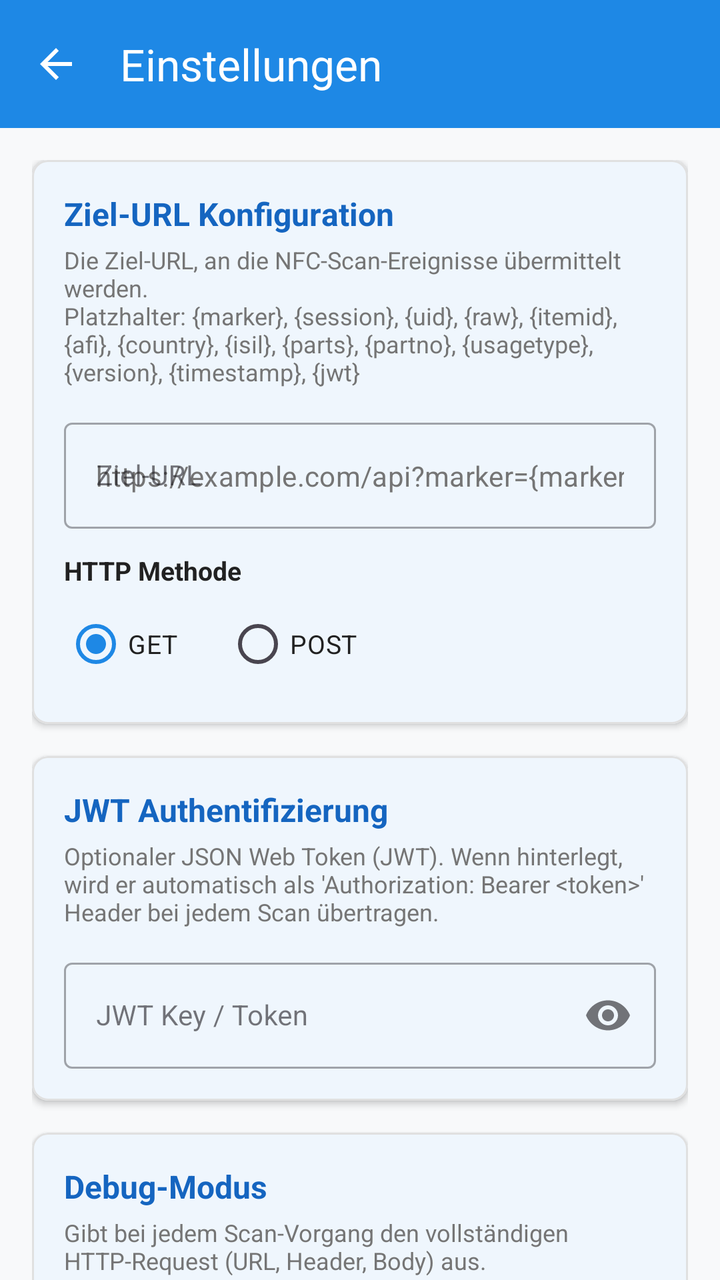
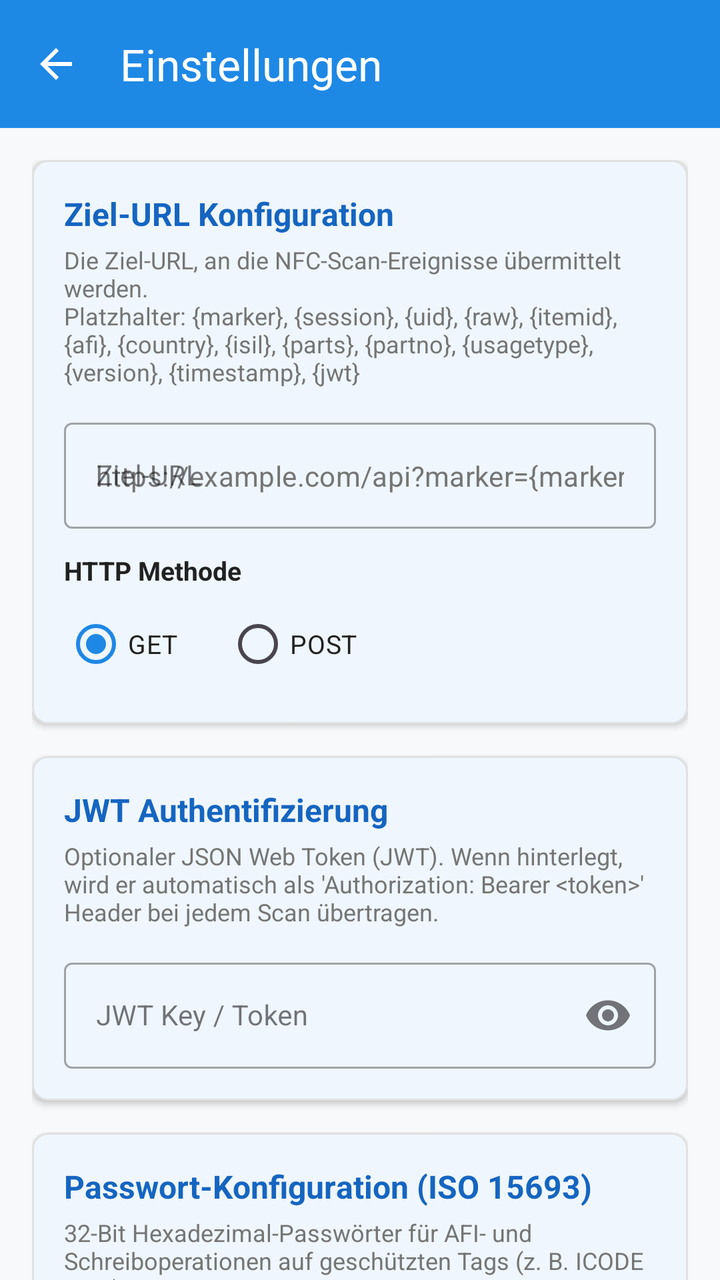

Two renders of the same Android screen: before a commit and after it. Below are the layout's source before the change and the commit's diff.
<!-- AndroidManifest.xml: application theme Theme.NfcReader -->
<!-- res/layout/activity_settings.xml -->
<?xml version="1.0" encoding="utf-8"?>
<androidx.coordinatorlayout.widget.CoordinatorLayout
    xmlns:android="http://schemas.android.com/apk/res/android"
    xmlns:app="http://schemas.android.com/apk/res-auto"
    xmlns:tools="http://schemas.android.com/tools"
    android:layout_width="match_parent"
    android:layout_height="match_parent"
    android:background="@color/background">

    <com.google.android.material.appbar.AppBarLayout
        android:layout_width="match_parent"
        android:layout_height="wrap_content"
        android:theme="@style/ThemeOverlay.MaterialComponents.Dark.ActionBar">

        <com.google.android.material.appbar.MaterialToolbar
            android:id="@+id/toolbarSettings"
            android:layout_width="match_parent"
            android:layout_height="?attr/actionBarSize"
            android:background="@color/primary"
            app:title="@string/settings_title"
            app:titleTextColor="@android:color/white"
            app:navigationIcon="?attr/homeAsUpIndicator" />

    </com.google.android.material.appbar.AppBarLayout>

    <androidx.core.widget.NestedScrollView
        android:layout_width="match_parent"
        android:layout_height="match_parent"
        app:layout_behavior="@string/appbar_scrolling_view_behavior"
        android:fillViewport="true">

        <LinearLayout
            android:layout_width="match_parent"
            android:layout_height="wrap_content"
            android:orientation="vertical"
            android:padding="16dp">

            
            <com.google.android.material.card.MaterialCardView
                android:layout_width="match_parent"
                android:layout_height="wrap_content"
                android:layout_marginBottom="16dp"
                app:cardBackgroundColor="@color/surface"
                app:cardCornerRadius="8dp"
                app:cardElevation="2dp"
                app:strokeColor="@color/card_border"
                app:strokeWidth="1dp">

                <LinearLayout
                    android:layout_width="match_parent"
                    android:layout_height="wrap_content"
                    android:orientation="vertical"
                    android:padding="16dp">

                    <TextView
                        android:layout_width="wrap_content"
                        android:layout_height="wrap_content"
                        android:text="@string/settings_target_url_section"
                        android:textColor="@color/primary_dark"
                        android:textSize="16sp"
                        android:textStyle="bold" />

                    <TextView
                        android:layout_width="match_parent"
                        android:layout_height="wrap_content"
                        android:layout_marginTop="4dp"
                        android:text="@string/settings_target_url_desc"
                        android:textColor="@color/text_secondary"
                        android:textSize="12sp" />

                    <com.google.android.material.textfield.TextInputLayout
                        android:id="@+id/tilSettingsTargetUrl"
                        style="@style/Widget.MaterialComponents.TextInputLayout.OutlinedBox"
                        android:layout_width="match_parent"
                        android:layout_height="wrap_content"
                        android:layout_marginTop="12dp"
                        android:hint="@string/target_url_label">

                        <com.google.android.material.textfield.TextInputEditText
                            android:id="@+id/etSettingsTargetUrl"
                            android:layout_width="match_parent"
                            android:layout_height="wrap_content"
                            android:hint="@string/target_url_hint"
                            android:textColor="@color/text_primary"
                            android:textColorHint="@color/text_secondary"
                            android:inputType="textUri"
                            android:textSize="14sp" />
                    </com.google.android.material.textfield.TextInputLayout>

                    <TextView
                        android:layout_width="wrap_content"
                        android:layout_height="wrap_content"
                        android:layout_marginTop="12dp"
                        android:text="@string/http_method"
                        android:textColor="@color/text_primary"
                        android:textSize="13sp"
                        android:textStyle="bold" />

                    <RadioGroup
                        android:id="@+id/rgSettingsHttpMethod"
                        android:layout_width="match_parent"
                        android:layout_height="wrap_content"
                        android:orientation="horizontal"
                        android:layout_marginTop="4dp">

                        <RadioButton
                            android:id="@+id/rbSettingsGet"
                            android:layout_width="wrap_content"
                            android:layout_height="wrap_content"
                            android:text="GET"
                            android:textColor="@color/text_primary"
                            android:checked="true"
                            android:textSize="13sp" />

                        <RadioButton
                            android:id="@+id/rbSettingsPost"
                            android:layout_width="wrap_content"
                            android:layout_height="wrap_content"
                            android:layout_marginStart="24dp"
                            android:text="POST"
                            android:textColor="@color/text_primary"
                            android:textSize="13sp" />
                    </RadioGroup>

                </LinearLayout>
            </com.google.android.material.card.MaterialCardView>

            
            <com.google.android.material.card.MaterialCardView
                android:layout_width="match_parent"
                android:layout_height="wrap_content"
                android:layout_marginBottom="16dp"
                app:cardBackgroundColor="@color/surface"
                app:cardCornerRadius="8dp"
                app:cardElevation="2dp"
                app:strokeColor="@color/card_border"
                app:strokeWidth="1dp">

                <LinearLayout
                    android:layout_width="match_parent"
                    android:layout_height="wrap_content"
                    android:orientation="vertical"
                    android:padding="16dp">

                    <TextView
                        android:layout_width="wrap_content"
                        android:layout_height="wrap_content"
                        android:text="@string/settings_jwt_section"
                        android:textColor="@color/primary_dark"
                        android:textSize="16sp"
                        android:textStyle="bold" />

                    <TextView
                        android:layout_width="match_parent"
                        android:layout_height="wrap_content"
                        android:layout_marginTop="4dp"
                        android:text="@string/settings_jwt_desc"
                        android:textColor="@color/text_secondary"
                        android:textSize="12sp" />

                    <com.google.android.material.textfield.TextInputLayout
                        android:id="@+id/tilSettingsJwtKey"
                        style="@style/Widget.MaterialComponents.TextInputLayout.OutlinedBox"
                        android:layout_width="match_parent"
                        android:layout_height="wrap_content"
                        android:layout_marginTop="12dp"
                        android:hint="@string/settings_jwt_label"
                        app:endIconMode="password_toggle">

                        <com.google.android.material.textfield.TextInputEditText
                            android:id="@+id/etSettingsJwtKey"
                            android:layout_width="match_parent"
                            android:layout_height="wrap_content"
                            android:textColor="@color/text_primary"
                            android:inputType="textPassword"
                            android:textSize="14sp" />
                    </com.google.android.material.textfield.TextInputLayout>

                </LinearLayout>
            </com.google.android.material.card.MaterialCardView>

            
            <com.google.android.material.card.MaterialCardView
                android:layout_width="match_parent"
                android:layout_height="wrap_content"
                android:layout_marginBottom="24dp"
                app:cardBackgroundColor="@color/surface"
                app:cardCornerRadius="8dp"
                app:cardElevation="2dp"
                app:strokeColor="@color/card_border"
                app:strokeWidth="1dp">

                <LinearLayout
                    android:layout_width="match_parent"
                    android:layout_height="wrap_content"
                    android:orientation="vertical"
                    android:padding="16dp">

                    <TextView
                        android:layout_width="wrap_content"
                        android:layout_height="wrap_content"
                        android:text="@string/settings_debug_section"
                        android:textColor="@color/primary_dark"
                        android:textSize="16sp"
                        android:textStyle="bold" />

                    <TextView
                        android:layout_width="match_parent"
                        android:layout_height="wrap_content"
                        android:layout_marginTop="4dp"
                        android:text="@string/settings_debug_desc"
                        android:textColor="@color/text_secondary"
                        android:textSize="12sp" />

                    <com.google.android.material.materialswitch.MaterialSwitch
                        android:id="@+id/switchSettingsDebugMode"
                        android:layout_width="match_parent"
                        android:layout_height="wrap_content"
                        android:layout_marginTop="12dp"
                        android:text="@string/settings_debug_label"
                        android:textColor="@color/text_primary"
                        android:textSize="14sp" />

                </LinearLayout>
            </com.google.android.material.card.MaterialCardView>

            
            <com.google.android.material.button.MaterialButton
                android:id="@+id/btnSaveSettings"
                android:layout_width="match_parent"
                android:layout_height="52dp"
                android:backgroundTint="@color/primary"
                android:text="@string/settings_save"
                android:textColor="@android:color/white"
                android:textSize="15sp"
                app:cornerRadius="8dp" />

            
            <TextView
                android:id="@+id/tvCopyrightNotice"
                android:layout_width="match_parent"
                android:layout_height="wrap_content"
                android:layout_marginTop="24dp"
                android:layout_marginBottom="16dp"
                android:gravity="center"
                android:text="@string/copyright_notice"
                android:textColor="@color/text_secondary"
                android:textSize="12sp" />

        </LinearLayout>
    </androidx.core.widget.NestedScrollView>

</androidx.coordinatorlayout.widget.CoordinatorLayout>
<!-- resources referenced by this layout -->
<resources>
  <color name="background">#F8F9FA</color>
  <color name="card_border">#E0E0E0</color>
  <color name="primary">#1E88E5</color>
  <color name="primary_dark">#1565C0</color>
  <color name="surface">#FFFFFF</color>
  <color name="text_primary">#212121</color>
  <color name="text_secondary">#757575</color>
  <string name="copyright_notice">© 2026 info-age GmbH, Basel\nLizenziert unter Apache License 2.0</string>
  <string name="http_method">HTTP Methode</string>
  <string name="settings_debug_desc">Gibt bei jedem Scan-Vorgang den vollständigen HTTP-Request (URL, Header, Body) aus.</string>
  <string name="settings_debug_label">HTTP-Request Debug aktivieren</string>
  <string name="settings_debug_section">Debug-Modus</string>
  <string name="settings_jwt_desc">Optionaler JSON Web Token (JWT). Wenn hinterlegt, wird er automatisch als \'Authorization: Bearer &lt;token&gt;\' Header bei jedem Scan übertragen.</string>
  <string name="settings_jwt_label">JWT Key / Token</string>
  <string name="settings_jwt_section">JWT Authentifizierung</string>
  <string name="settings_save">Speichern</string>
  <string name="settings_target_url_desc">Die Ziel-URL, an die NFC-Scan-Ereignisse übermittelt werden.\nPlatzhalter: {marker}, {session}, {uid}, {raw}, {itemid}, {afi}, {country}, {isil}, {parts}, {partno}, {usagetype}, {version}, {timestamp}, {jwt}</string>
  <string name="settings_target_url_section">Ziel-URL Konfiguration</string>
  <string name="settings_title">Einstellungen</string>
  <string name="target_url_hint">https://example.com/api?marker={marker}&amp;itemid={itemid}&amp;afi={afi}</string>
  <string name="target_url_label">Ziel-URL</string>
  <style name="Theme.NfcReader" parent="Theme.Material3.DayNight.NoActionBar">
          <item name="colorPrimary">@color/primary</item>
          <item name="colorPrimaryDark">@color/primary_dark</item>
          <item name="colorSecondary">@color/accent</item>
          <item name="colorSurface">@color/surface</item>
          <item name="android:colorBackground">@color/background</item>
          <item name="android:textColorPrimary">@color/text_primary</item>
          <item name="android:textColorSecondary">@color/text_secondary</item>
          <item name="android:statusBarColor">@color/status_bar</item>
      </style>
  <color name="accent">#00ACC1</color>
  <color name="status_bar">#1565C0</color>
</resources>

<!-- the commit's change to res/layout/activity_settings.xml (unified diff, before → after) -->
@@ -183,6 +183,102 @@
             <com.google.android.material.card.MaterialCardView
                 android:layout_width="match_parent"
                 android:layout_height="wrap_content"
+                android:layout_marginBottom="16dp"
+                app:cardBackgroundColor="@color/surface"
+                app:cardCornerRadius="8dp"
+                app:cardElevation="2dp"
+                app:strokeColor="@color/card_border"
+                app:strokeWidth="1dp">
+
+                <LinearLayout
+                    android:layout_width="match_parent"
+                    android:layout_height="wrap_content"
+                    android:orientation="vertical"
+                    android:padding="16dp">
+
+                    <TextView
+                        android:layout_width="wrap_content"
+                        android:layout_height="wrap_content"
+                        android:text="@string/settings_passwords_section"
+                        android:textColor="@color/primary_dark"
+                        android:textSize="16sp"
+                        android:textStyle="bold" />
+
+                    <TextView
+                        android:layout_width="match_parent"
+                        android:layout_height="wrap_content"
+                        android:layout_marginTop="4dp"
+                        android:text="@string/settings_passwords_desc"
+                        android:textColor="@color/text_secondary"
+                        android:textSize="12sp" />
+
+                    <com.google.android.material.materialswitch.MaterialSwitch
+                        android:id="@+id/switchSettingsUseAfiPassword"
+                        android:layout_width="match_parent"
+                        android:layout_height="wrap_content"
+                        android:layout_marginTop="12dp"
+                        android:text="@string/settings_use_afi_password_label"
+                        android:textColor="@color/text_primary"
+                        android:textSize="14sp" />
+
+                    <com.google.android.material.textfield.TextInputLayout
+                        android:id="@+id/tilSettingsAfiPassword"
+                        style="@style/Widget.MaterialComponents.TextInputLayout.OutlinedBox"
+                        android:layout_width="match_parent"
+                        android:layout_height="wrap_content"
+                        android:layout_marginTop="8dp"
+                        android:hint="@string/settings_afi_password_label">
+
+                        <com.google.android.material.textfield.TextInputEditText
+                            android:id="@+id/etSettingsAfiPassword"
+                            android:layout_width="match_parent"
+                            android:layout_height="wrap_content"
+                            android:hint="@string/settings_afi_password_hint"
+                            android:textColor="@color/text_primary"
+                            android:textColorHint="@color/text_secondary"
+                            android:inputType="textCapCharacters|textNoSuggestions"
+                            android:digits="0123456789abcdefABCDEFxX"
+                            android:maxLength="10"
+                            android:textSize="14sp" />
+                    </com.google.android.material.textfield.TextInputLayout>
+
+                    <com.google.android.material.materialswitch.MaterialSwitch
+                        android:id="@+id/switchSettingsUseWritePassword"
+                        android:layout_width="match_parent"
+                        android:layout_height="wrap_content"
+                        android:layout_marginTop="16dp"
+                        android:text="@string/settings_use_write_password_label"
+                        android:textColor="@color/text_primary"
+                        android:textSize="14sp" />
+
+                    <com.google.android.material.textfield.TextInputLayout
+                        android:id="@+id/tilSettingsWritePassword"
+                        style="@style/Widget.MaterialComponents.TextInputLayout.OutlinedBox"
+                        android:layout_width="match_parent"
+                        android:layout_height="wrap_content"
+                        android:layout_marginTop="8dp"
+                        android:hint="@string/settings_write_password_label">
+
+                        <com.google.android.material.textfield.TextInputEditText
+                            android:id="@+id/etSettingsWritePassword"
+                            android:layout_width="match_parent"
+                            android:layout_height="wrap_content"
+                            android:hint="@string/settings_write_password_hint"
+                            android:textColor="@color/text_primary"
+                            android:textColorHint="@color/text_secondary"
+                            android:inputType="textCapCharacters|textNoSuggestions"
+                            android:digits="0123456789abcdefABCDEFxX"
+                            android:maxLength="10"
+                            android:textSize="14sp" />
+                    </com.google.android.material.textfield.TextInputLayout>
+
+                </LinearLayout>
+            </com.google.android.material.card.MaterialCardView>
+
+            
+            <com.google.android.material.card.MaterialCardView
+                android:layout_width="match_parent"
+                android:layout_height="wrap_content"
                 android:layout_marginBottom="24dp"
                 app:cardBackgroundColor="@color/surface"
                 app:cardCornerRadius="8dp"
<!-- resource entries referenced after the edit -->
@@ -9,16 +9,24 @@
   <color name="text_secondary">#757575</color>
   <string name="copyright_notice">© 2026 info-age GmbH, Basel\nLizenziert unter Apache License 2.0</string>
   <string name="http_method">HTTP Methode</string>
+  <string name="settings_afi_password_hint">z.B. 0 oder 00000000</string>
+  <string name="settings_afi_password_label">AFI-Passwort (32-Bit Hex)</string>
   <string name="settings_debug_desc">Gibt bei jedem Scan-Vorgang den vollständigen HTTP-Request (URL, Header, Body) aus.</string>
   <string name="settings_debug_label">HTTP-Request Debug aktivieren</string>
   <string name="settings_debug_section">Debug-Modus</string>
   <string name="settings_jwt_desc">Optionaler JSON Web Token (JWT). Wenn hinterlegt, wird er automatisch als \'Authorization: Bearer &lt;token&gt;\' Header bei jedem Scan übertragen.</string>
   <string name="settings_jwt_label">JWT Key / Token</string>
   <string name="settings_jwt_section">JWT Authentifizierung</string>
+  <string name="settings_passwords_desc">32-Bit Hexadezimal-Passwörter für AFI- und Schreiboperationen auf geschützten Tags (z. B. ICODE SLIX). Standardwert: 0.</string>
+  <string name="settings_passwords_section">Passwort-Konfiguration (ISO 15693)</string>
   <string name="settings_save">Speichern</string>
   <string name="settings_target_url_desc">Die Ziel-URL, an die NFC-Scan-Ereignisse übermittelt werden.\nPlatzhalter: {marker}, {session}, {uid}, {raw}, {itemid}, {afi}, {country}, {isil}, {parts}, {partno}, {usagetype}, {version}, {timestamp}, {jwt}</string>
   <string name="settings_target_url_section">Ziel-URL Konfiguration</string>
   <string name="settings_title">Einstellungen</string>
+  <string name="settings_use_afi_password_label">AFI-Passwort verwenden</string>
+  <string name="settings_use_write_password_label">Write-Passwort verwenden</string>
+  <string name="settings_write_password_hint">z.B. 0 oder 00000000</string>
+  <string name="settings_write_password_label">Write-Passwort (32-Bit Hex)</string>
   <string name="target_url_hint">https://example.com/api?marker={marker}&amp;itemid={itemid}&amp;afi={afi}</string>
   <string name="target_url_label">Ziel-URL</string>
   <style name="Theme.NfcReader" parent="Theme.Material3.DayNight.NoActionBar">
